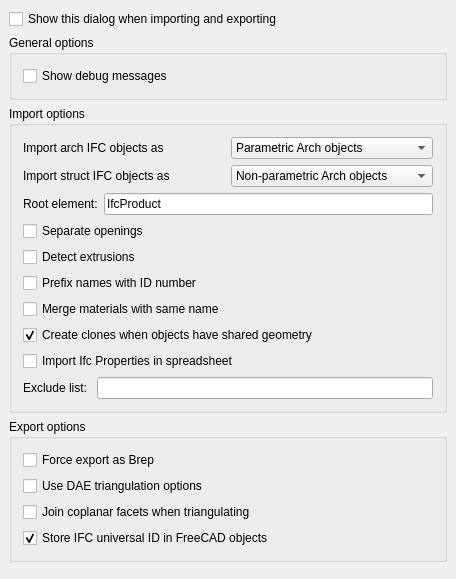
This is src/Mod/Arch/Resources/ui/preferences-ifc.ui in berndhahnebach/All_FreeCAD as Qt 5 draws it before an edit. The edited form follows.
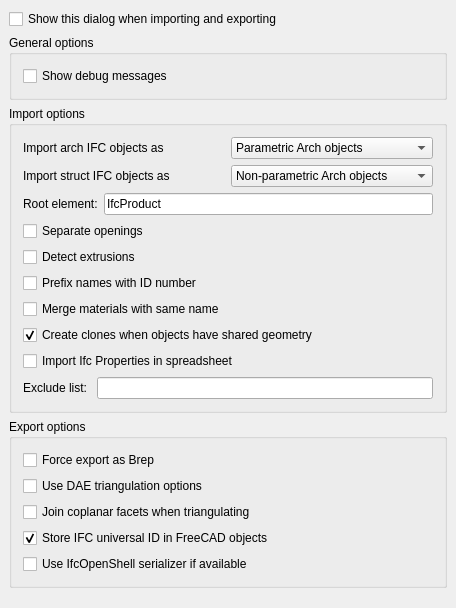
This is the edited form. Custom widgets are drawn as their Qt base class.

Commit message: Arch: Added support for IfcOpenShell serializer

```diff
--- a/src/Mod/Arch/Resources/ui/preferences-ifc.ui
+++ b/src/Mod/Arch/Resources/ui/preferences-ifc.ui
@@ -7,7 +7,7 @@
     <x>0</x>
     <y>0</y>
     <width>456</width>
-    <height>579</height>
+    <height>608</height>
    </rect>
   </property>
   <property name="windowTitle">
@@ -430,6 +430,26 @@
         </item>
        </layout>
       </item>
+      <item>
+       <layout class="QHBoxLayout" name="horizontalLayout_16">
+        <item>
+         <widget class="Gui::PrefCheckBox" name="checkBox_10">
+          <property name="toolTip">
+           <string>Warning, experimental feature!</string>
+          </property>
+          <property name="text">
+           <string>Use IfcOpenShell serializer if available</string>
+          </property>
+          <property name="prefEntry" stdset="0">
+           <cstring>ifcSerialize</cstring>
+          </property>
+          <property name="prefPath" stdset="0">
+           <cstring>Mod/Arch</cstring>
+          </property>
+         </widget>
+        </item>
+       </layout>
+      </item>
      </layout>
     </widget>
    </item>
```
The commit also changes 2 other files.
